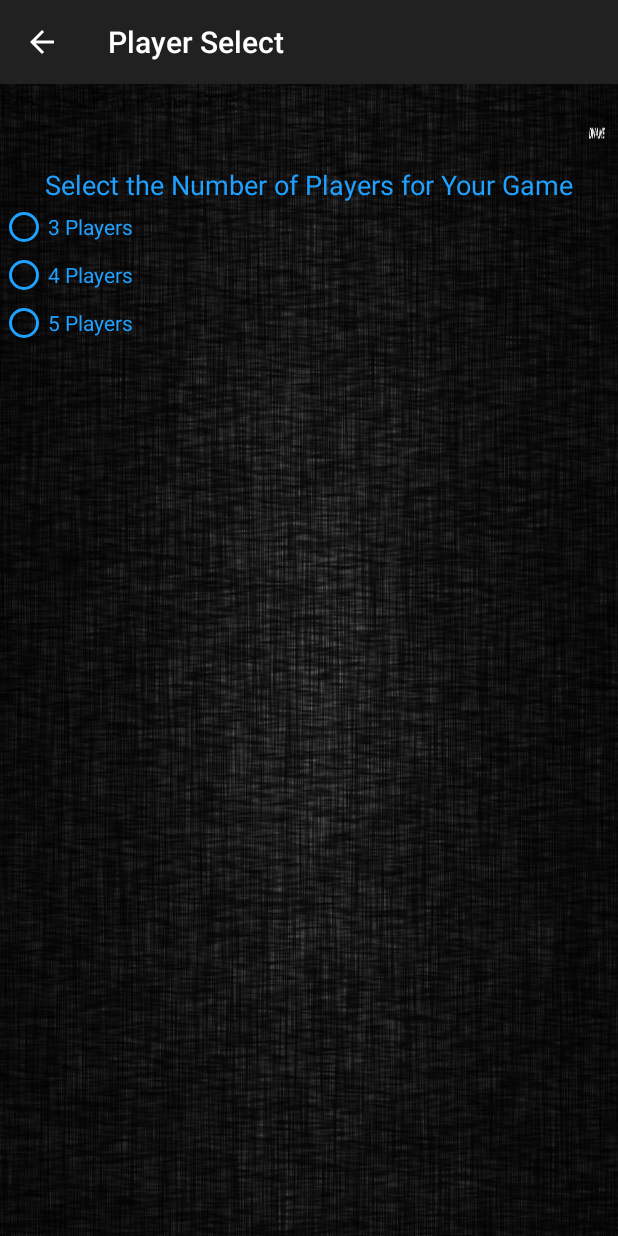
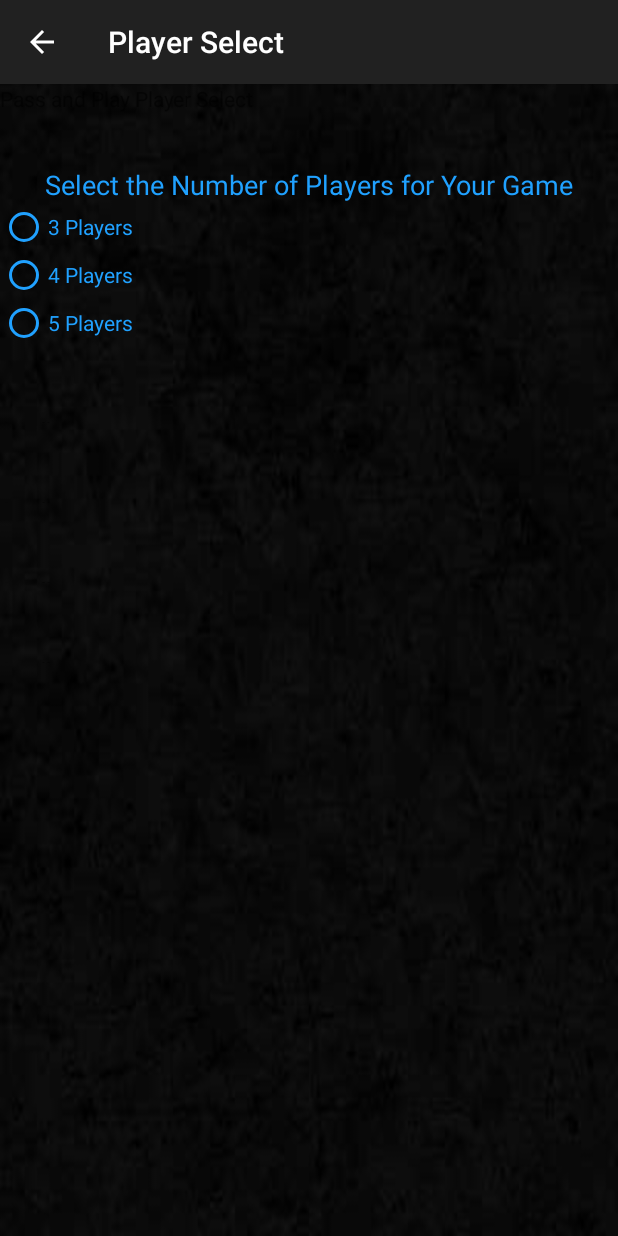
Before and after one commit to SamCumings/No_Please_Game, an Android app: the Player_Select screen opened directly, with no data from a screen before it, on a phone screen of 412 x 824 dp. Run offline under Robolectric (Android 15) with nearby library versions, the phone set to English and light mode, and no system bars.

Commit message:
Changed background to smaller size to try to prevent lag and added hints to player select

```diff
--- a/No_please_Test/app/src/main/res/layout/activity_player__select.xml
+++ b/No_please_Test/app/src/main/res/layout/activity_player__select.xml
@@ -84,7 +84,7 @@
             android:layout_width="wrap_content"
             android:layout_height="wrap_content"
             android:visibility="invisible"
-            android:hint="@string/Player_2_Name"
+            android:hint="Player 2"
             android:inputType="textPersonName"
             android:textColor="#ff20a1ff" />
         <ToggleButton
@@ -118,7 +118,7 @@
             android:layout_width="wrap_content"
             android:layout_height="wrap_content"
             android:visibility="invisible"
-            android:hint="@string/Player_3_Name"
+            android:hint="Player 3"
             android:inputType="textPersonName"
             android:textColor="#ff20a1ff" />
         <ToggleButton
@@ -151,7 +151,7 @@
             android:layout_width="wrap_content"
             android:layout_height="wrap_content"
             android:visibility="invisible"
-            android:hint="@string/Player_4_Name"
+            android:hint="Player 4"
             android:inputType="textPersonName"
             android:textColor="#ff20a1ff" />
         <ToggleButton
@@ -185,7 +185,7 @@
             android:layout_width="wrap_content"
             android:layout_height="wrap_content"
             android:visibility="invisible"
-            android:hint="@string/Player_5_Name"
+            android:hint="Player 5"
             android:inputType="textPersonName"
             android:textColor="#ff20a1ff" />
         <ToggleButton
```
Also changed, not shown: No_please_Test/app/src/main/res/drawable/background.jpg.
